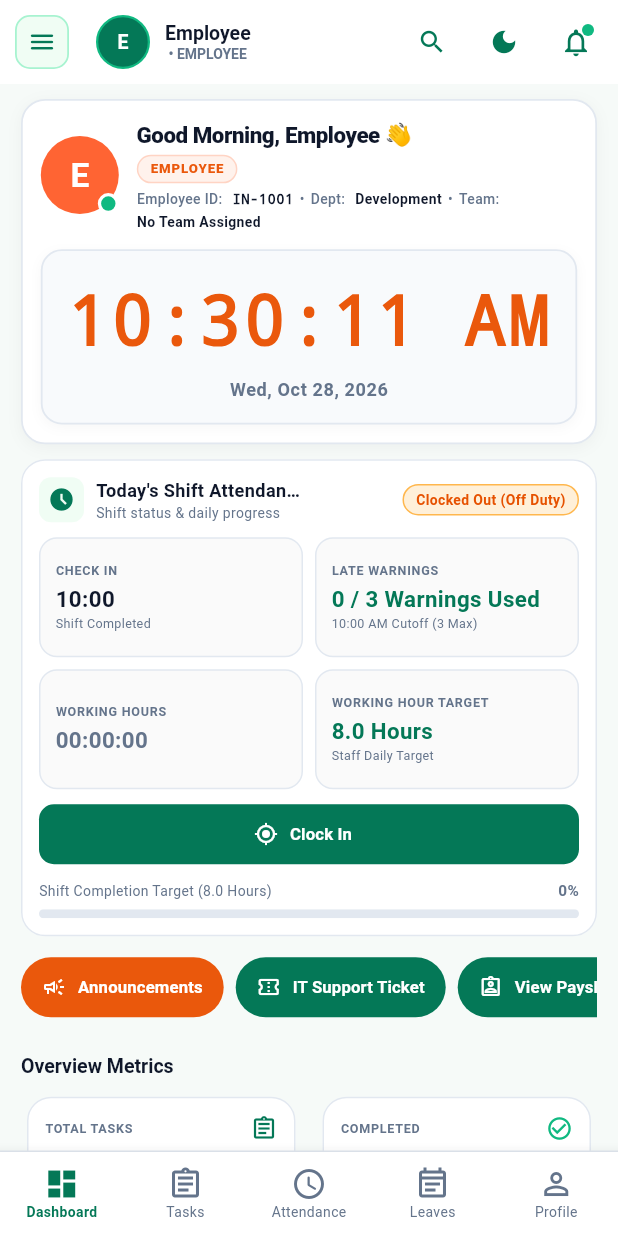
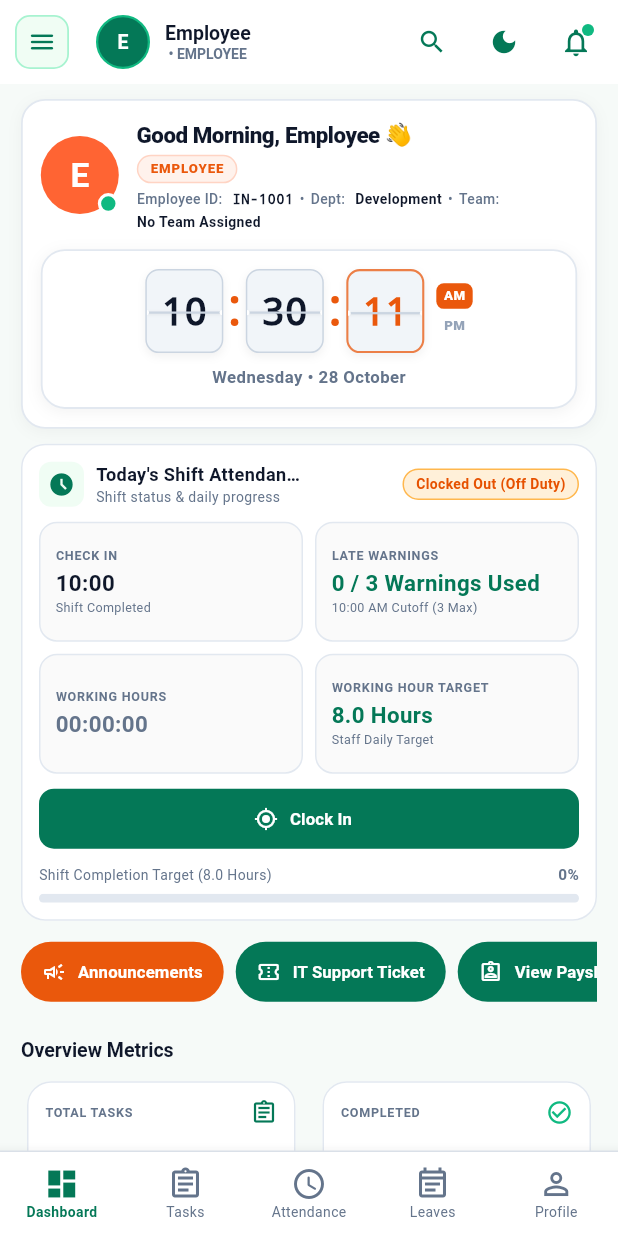
Before and after one commit to dannypaul-123/Innoveity-App, a Flutter app: the MainNavigationScreen screen opened directly with empty values, on a phone screen of 412 x 824 dp. Run offline on Flutter 3.47's test engine with Material 3 defaults, Android fonts, the phone set to English and light mode, and no system bars; our stand-ins replace dio, file_picker, flutter_local_notifications, flutter_map, flutter_secure_storage, geolocator and 5 more; missing offline and left inert: dart:html, excel; accounts and stored records are empty; network calls fail.

Commit message:
feat(dashboard): replace old clock with split-flap tactile clock design

```diff
--- a/lib/screens/dashboard_screen.dart
+++ b/lib/screens/dashboard_screen.dart
@@ -5,6 +5,7 @@ import '../models/app_models.dart';
 import '../services/push_notification_service.dart';
 import '../theme/app_colors.dart';
 import '../widgets/app_avatar.dart';
+import '../widgets/split_flap_clock.dart';
 
 class DashboardScreen extends StatefulWidget {
   final List<TaskItem> tasks;
@@ -316,61 +317,11 @@ class _DashboardScreenState extends State<DashboardScreen> {
       ],
     );
 
-    final clockSection = Container(
+    final clockSection = SizedBox(
       width: isCompact ? double.infinity : null,
-      constraints: isCompact ? null : const BoxConstraints(minWidth: 170, maxWidth: 220),
-      padding: EdgeInsets.symmetric(horizontal: isCompact ? 16 : 14, vertical: isCompact ? 14 : 10),
-      decoration: BoxDecoration(
-        color: isDark ? const Color(0xFF0F172A).withValues(alpha: 0.7) : const Color(0xFFF8FAFC),
-        borderRadius: BorderRadius.circular(14),
-        border: Border.all(
-          color: isDark ? const Color(0xFF334155) : const Color(0xFFE2E8F0),
-          width: 1.2,
-        ),
-        boxShadow: [
-          BoxShadow(
-            color: Colors.black.withValues(alpha: isDark ? 0.2 : 0.03),
-            blurRadius: 6,
-            offset: const Offset(0, 2),
-          ),
-        ],
-      ),
-      child: Column(
-        mainAxisSize: MainAxisSize.min,
-        crossAxisAlignment: CrossAxisAlignment.center,
-        children: [
-          SizedBox(
-            width: double.infinity,
-            child: Center(
-              child: FittedBox(
-                fit: BoxFit.scaleDown,
-                child: Text(
-                  _formatLiveClockTime(),
-                  style: TextStyle(
-                    fontSize: isCompact ? 52 : 36,
-                    fontWeight: FontWeight.w900,
-                    fontFamily: 'monospace',
-                    letterSpacing: 2.0,
-                    color: const Color(0xFFEA580C),
-                  ),
-                ),
-              ),
-            ),
-          ),
-          const SizedBox(height: 4),
-          FittedBox(
-            fit: BoxFit.scaleDown,
-            child: Text(
-              _formatLiveClockDate(),
-              style: TextStyle(
-                fontSize: isCompact ? 13 : 11.5,
-                fontWeight: FontWeight.w600,
-                letterSpacing: 0.4,
-                color: isDark ? AppColors.textLightMuted : AppColors.textMuted,
-              ),
-            ),
-          ),
-        ],
+      child: SplitFlapClock(
+        currentTime: _currentTime,
+        isDark: isDark,
       ),
     );
 
--- /dev/null
+++ b/lib/widgets/split_flap_clock.dart
@@ -0,0 +1,287 @@
+import 'package:flutter/material.dart';
+
+/// Tactile Split-Flap Clock Card matching the retro airport / mechanical split-flap aesthetic.
+/// Features tactile cards for Hours, Minutes, and Seconds (orange-accented),
+/// orange colon separators, AM/PM pill indicator, and formatted date subtitle.
+class SplitFlapClock extends StatelessWidget {
+  final DateTime currentTime;
+  final bool isDark;
+
+  const SplitFlapClock({
+    super.key,
+    required this.currentTime,
+    required this.isDark,
+  });
+
+  @override
+  Widget build(BuildContext context) {
+    final rawHour = currentTime.hour;
+    final hour12 = rawHour % 12 == 0 ? 12 : rawHour % 12;
+    final hoursStr = hour12.toString().padLeft(2, '0');
+    final minutesStr = currentTime.minute.toString().padLeft(2, '0');
+    final secondsStr = currentTime.second.toString().padLeft(2, '0');
+    final isAm = rawHour < 12;
+
+    const weekdays = [
+      'Monday', 'Tuesday', 'Wednesday', 'Thursday', 'Friday', 'Saturday', 'Sunday'
+    ];
+    const months = [
+      'January', 'February', 'March', 'April', 'May', 'June',
+      'July', 'August', 'September', 'October', 'November', 'December'
+    ];
+    final weekdayStr = weekdays[currentTime.weekday - 1];
+    final monthStr = months[currentTime.month - 1];
+    final dateString = '$weekdayStr • ${currentTime.day} $monthStr';
+
+    // The background of the clock is white or black depending on the theme
+    final clockBg = isDark ? Colors.black : Colors.white;
+    final borderCol = isDark ? const Color(0xFF1E293B) : const Color(0xFFE2E8F0);
+
+    return Container(
+      padding: const EdgeInsets.symmetric(horizontal: 14, vertical: 12),
+      decoration: BoxDecoration(
+        color: clockBg,
+        borderRadius: BorderRadius.circular(16),
+        border: Border.all(color: borderCol, width: 1.2),
+        boxShadow: [
+          BoxShadow(
+            color: Colors.black.withValues(alpha: isDark ? 0.35 : 0.05),
+            blurRadius: 8,
+            offset: const Offset(0, 2),
+          ),
+        ],
+      ),
+      child: Column(
+        mainAxisSize: MainAxisSize.min,
+        crossAxisAlignment: CrossAxisAlignment.center,
+        children: [
+          // Row of split-flap cards, colons, and AM/PM badge
+          FittedBox(
+            fit: BoxFit.scaleDown,
+            child: Row(
+              mainAxisAlignment: MainAxisAlignment.center,
+              crossAxisAlignment: CrossAxisAlignment.center,
+              children: [
+                _buildFlapCard(
+                  value: hoursStr,
+                  isSeconds: false,
+                  isDark: isDark,
+                ),
+                _buildColon(),
+                _buildFlapCard(
+                  value: minutesStr,
+                  isSeconds: false,
+                  isDark: isDark,
+                ),
+                _buildColon(),
+                _buildFlapCard(
+                  value: secondsStr,
+                  isSeconds: true,
+                  isDark: isDark,
+                ),
+                const SizedBox(width: 8),
+                _buildAmPmBadge(isAm, isDark),
+              ],
+            ),
+          ),
+          const SizedBox(height: 8),
+
+          // Date display: Wednesday • 28 October
+          FittedBox(
+            fit: BoxFit.scaleDown,
+            child: Text(
+              dateString,
+              style: TextStyle(
+                fontSize: 12,
+                fontWeight: FontWeight.w600,
+                letterSpacing: 0.3,
+                color: isDark ? const Color(0xFF94A3B8) : const Color(0xFF64748B),
+              ),
+            ),
+          ),
+        ],
+      ),
+    );
+  }
+
+  Widget _buildFlapCard({
+    required String value,
+    required bool isSeconds,
+    required bool isDark,
+  }) {
+    final cardBg = isDark ? const Color(0xFF1B2333) : const Color(0xFFF1F5F9);
+    final textColor = isSeconds
+        ? const Color(0xFFEA580C)
+        : (isDark ? Colors.white : const Color(0xFF0F172A));
+
+    final borderColor = isSeconds
+        ? const Color(0xFFEA580C).withValues(alpha: isDark ? 0.65 : 0.75)
+        : (isDark
+            ? const Color(0xFF334155).withValues(alpha: 0.6)
+            : const Color(0xFFCBD5E1));
+
+    const cardWidth = 52.0;
+    const cardHeight = 56.0;
+
+    return Container(
+      width: cardWidth,
+      height: cardHeight,
+      decoration: BoxDecoration(
+        color: cardBg,
+        borderRadius: BorderRadius.circular(9),
+        border: Border.all(color: borderColor, width: isSeconds ? 1.4 : 1.0),
+        boxShadow: [
+          BoxShadow(
+            color: Colors.black.withValues(alpha: isDark ? 0.3 : 0.05),
+            blurRadius: 4,
+            offset: const Offset(0, 2),
+          ),
+        ],
+      ),
+      child: Stack(
+        alignment: Alignment.center,
+        children: [
+          // Digit text
+          Center(
+            child: Text(
+              value,
+              style: TextStyle(
+                fontSize: 28,
+                fontWeight: FontWeight.w900,
+                fontFamily: 'monospace',
+                color: textColor,
+                letterSpacing: -0.5,
+                height: 1.0,
+              ),
+            ),
+          ),
+
+          // Horizontal split hinge crease
+          Positioned(
+            left: 0,
+            right: 0,
+            top: (cardHeight / 2) - 0.75,
+            child: Container(
+              height: 1.5,
+              decoration: BoxDecoration(
+                color: isDark
+                    ? const Color(0xFF0B0F17)
+                    : const Color(0xFFCBD5E1),
+                boxShadow: [
+                  BoxShadow(
+                    color: Colors.black.withValues(alpha: isDark ? 0.35 : 0.08),
+                    blurRadius: 1,
+                    offset: const Offset(0, 0.5),
+                  ),
+                ],
+              ),
+            ),
+          ),
+
+          // Left notch indent
+          Positioned(
+            left: -1,
+            top: (cardHeight / 2) - 1.75,
+            child: Container(
+              width: 2.5,
+              height: 3.5,
+              decoration: BoxDecoration(
+                color: isDark ? Colors.black : Colors.white,
+                borderRadius: const BorderRadius.horizontal(right: Radius.circular(2)),
+              ),
+            ),
+          ),
+
+          // Right notch indent
+          Positioned(
+            right: -1,
+            top: (cardHeight / 2) - 1.75,
+            child: Container(
+              width: 2.5,
+              height: 3.5,
+              decoration: BoxDecoration(
+                color: isDark ? Colors.black : Colors.white,
+                borderRadius: const BorderRadius.horizontal(left: Radius.circular(2)),
+              ),
+            ),
+          ),
+        ],
+      ),
+    );
+  }
+
+  Widget _buildColon() {
+    return const Padding(
+      padding: EdgeInsets.symmetric(horizontal: 5),
+      child: Column(
+        mainAxisSize: MainAxisSize.min,
+        children: [
+          _ColonDot(),
+          SizedBox(height: 10),
+          _ColonDot(),
+        ],
+      ),
+    );
+  }
+
+  Widget _buildAmPmBadge(bool isAm, bool isDark) {
+    return Column(
+      mainAxisSize: MainAxisSize.min,
+      children: [
+        // AM badge
+        Container(
+          padding: const EdgeInsets.symmetric(horizontal: 5, vertical: 2),
+          decoration: BoxDecoration(
+            color: isAm ? const Color(0xFFEA580C) : Colors.transparent,
+            borderRadius: BorderRadius.circular(5),
+          ),
+          child: Text(
+            'AM',
+            style: TextStyle(
+              fontSize: 9.5,
+              fontWeight: FontWeight.w900,
+              color: isAm
+                  ? Colors.white
+                  : (isDark ? const Color(0xFF475569) : const Color(0xFF94A3B8)),
+            ),
+          ),
+        ),
+        const SizedBox(height: 3),
+        // PM badge
+        Container(
+          padding: const EdgeInsets.symmetric(horizontal: 5, vertical: 2),
+          decoration: BoxDecoration(
+            color: !isAm ? const Color(0xFFEA580C) : Colors.transparent,
+            borderRadius: BorderRadius.circular(5),
+          ),
+          child: Text(
+            'PM',
+            style: TextStyle(
+              fontSize: 9.5,
+              fontWeight: FontWeight.w900,
+              color: !isAm
+                  ? Colors.white
+                  : (isDark ? const Color(0xFF475569) : const Color(0xFF94A3B8)),
+            ),
+          ),
+        ),
+      ],
+    );
+  }
+}
+
+class _ColonDot extends StatelessWidget {
+  const _ColonDot();
+
+  @override
+  Widget build(BuildContext context) {
+    return Container(
+      width: 5,
+      height: 5,
+      decoration: const BoxDecoration(
+        color: Color(0xFFEA580C),
+        shape: BoxShape.circle,
+      ),
+    );
+  }
+}
```
Also changed, not shown: 1 other file.
